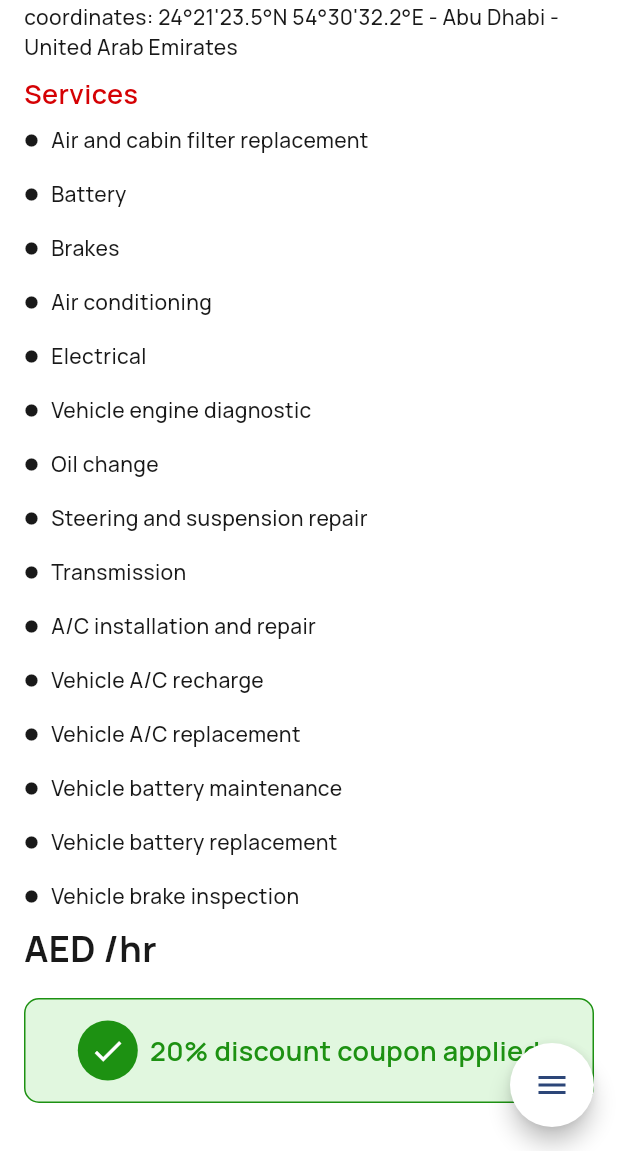
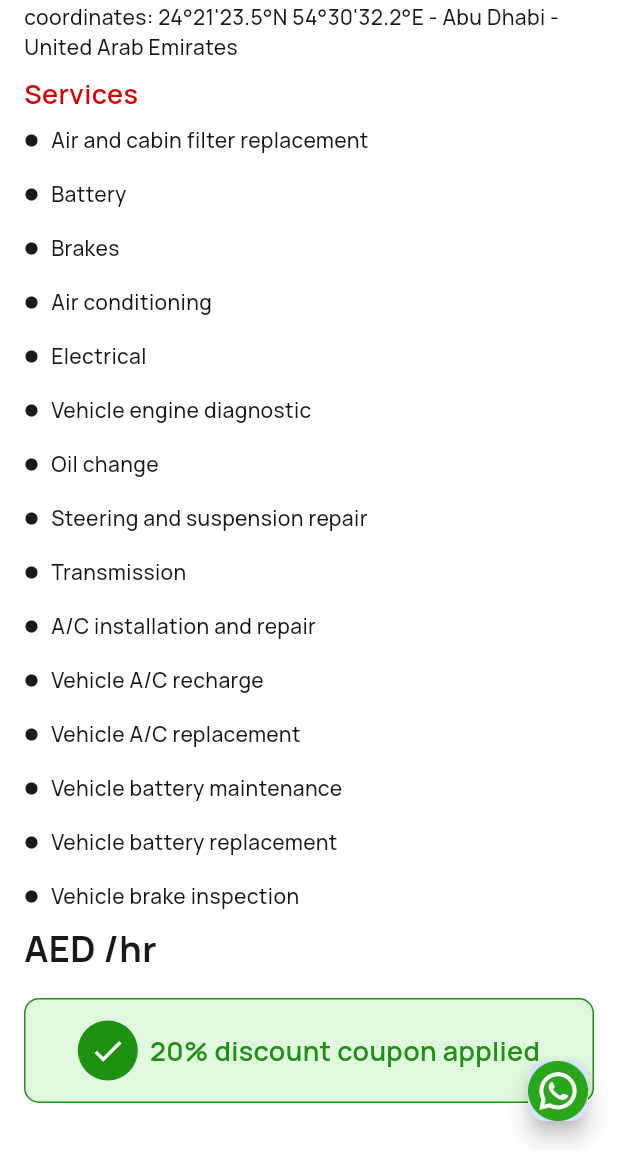
Before and after one commit to Tron-Technolegies/hand_car_app, a Flutter app: the ServiceDetailsPage screen opened directly with empty values, scrolled down 346 dp, on a phone screen of 412 x 824 dp, the part 85-1236 px from its top. Run offline on Flutter 3.47's test engine with Material 3 defaults, Android fonts, the phone set to English and light mode, and no system bars; drawn by our look-alikes of flutter_speed_dial; our stand-ins replace carousel_slider, fan_carousel_image_slider, flutter_hooks, flutter_otp_text_field, flutter_rating_bar, flutter_svg and 5 more; generated files the repository leaves out were written again; network calls fail; project files that could hold a hidden picture were left out.

Commit message:
Modifications In Service Page

```diff
--- a/lib/core/theme/extensions/typography_extention.dart
+++ b/lib/core/theme/extensions/typography_extention.dart
@@ -18,6 +18,7 @@ class TypographyExtention extends ThemeExtension<TypographyExtention> {
   final TextStyle bodyLargeMedium;
   final TextStyle caption;
   final TextStyle buttonTxt;
+  final TextStyle button2;
 
   TypographyExtention({
     required this.h1,
@@ -35,6 +36,7 @@ class TypographyExtention extends ThemeExtension<TypographyExtention> {
     required this.bodyLargeMedium,
     required this.caption,
     required this.buttonTxt,
+    required this.button2,
   });
 
   @override
@@ -55,6 +57,7 @@ class TypographyExtention extends ThemeExtension<TypographyExtention> {
     TextStyle? caption,
     TextStyle? buttonTxt,
     TextStyle? button2,
+
   }) {
     return TypographyExtention(
       h1: h1 ?? this.h1,
@@ -72,6 +75,7 @@ class TypographyExtention extends ThemeExtension<TypographyExtention> {
       bodyLargeMedium: bodyLargeMedium ?? this.bodyLargeMedium,
       caption: caption ?? this.caption,
       buttonTxt: buttonTxt ?? this.buttonTxt,
+      button2: button2 ?? this.button2,
     );
   }
 
@@ -101,6 +105,7 @@ class TypographyExtention extends ThemeExtension<TypographyExtention> {
           TextStyle.lerp(bodyLargeMedium, other.bodyLargeMedium, t)!,
       caption: TextStyle.lerp(caption, other.caption, t)!,
       buttonTxt: TextStyle.lerp(buttonTxt, other.buttonTxt, t)!,
+      button2: TextStyle.lerp(button2, other.button2, t)!,
     );
   }
 }
--- a/lib/core/theme/light_theme.dart
+++ b/lib/core/theme/light_theme.dart
@@ -103,6 +103,11 @@ final lightTheme = ThemeData(
             fontFamily: FontFamily.manrope,
             color: ColorPalette.black400,
             fontWeight: FontWeight.w400),
+        button2: TextStyle(
+            fontSize: 16,
+            fontFamily: FontFamily.manrope,
+            color: ColorPalette.black400,
+            fontWeight: FontWeight.w400),
       ),
       AppSpaceExtension.fromBaseSpace(8),
 
--- a/lib/features/Home/view/widgets/drawer_widget.dart
+++ b/lib/features/Home/view/widgets/drawer_widget.dart
@@ -22,7 +22,7 @@ class DrawerWidget extends StatelessWidget {
                 ),
               ),
               Text(
-                'Profile',
+                'Muhammed Risan',
                 style: TextStyle(
                   color: Colors.white,
                   fontSize: 24,
--- a/lib/features/SpareParts/view/pages/spares_page.dart
+++ b/lib/features/SpareParts/view/pages/spares_page.dart
@@ -11,7 +11,7 @@ import 'package:hand_car/gen/assets.gen.dart';
 final GlobalKey<ScaffoldState> _scaffoldKey = GlobalKey<ScaffoldState>();
 
 class SparesPage extends HookWidget {
-  static const String routeName = 'spares';
+  static const String routeName = '/spares';
   const SparesPage({super.key});
 
   @override
@@ -61,7 +61,7 @@ class SparesPage extends HookWidget {
               ),
               SizedBox(height: context.space.space_200),
               Image.asset(
-                Assets.images.warehouseFemale.path,
+                Assets.images.imgSpareScreen.path,
               ),
               SizedBox(height: context.space.space_200),
               const ProductSearchContainerWidget(),
--- a/lib/features/service/view/pages/service_details_page.dart
+++ b/lib/features/service/view/pages/service_details_page.dart
@@ -1,6 +1,6 @@
 import 'package:flutter/material.dart';
-import 'package:flutter_speed_dial/flutter_speed_dial.dart';
 import 'package:hand_car/core/extension/theme_extension.dart';
+import 'package:hand_car/core/utils/snackbar.dart';
 import 'package:hand_car/features/service/view/widgets/services_list_widget.dart';
 import 'package:hand_car/gen/assets.gen.dart';
 import 'package:url_launcher/url_launcher.dart';
@@ -42,16 +42,31 @@ class ServiceDetailsPage extends StatelessWidget {
   @override
   Widget build(BuildContext context) {
     // Function to make phone call
-Future<void> makePhoneCall(String phoneNumber) async {
-  final Uri launchUri = Uri(
-    scheme: 'tel',
-    path: phoneNumber,
-  );
+    // Future<void> makePhoneCall(String phoneNumber) async {
+    //   final Uri launchUri = Uri(
+    //     scheme: 'tel',
+    //     path: phoneNumber,
+    //   );
 
-  if (await canLaunchUrl(launchUri)) {
-    await launchUrl(launchUri);
+    //   if (await canLaunchUrl(launchUri)) {
+    //     await launchUrl(launchUri);
+    //   } else {
+    //     throw Exception('Could not launch $phoneNumber');
+    //   }
+    // }
+     Future<void> launchWhatsApp(
+
+    ) async {
+
+
+      final whatsappUrl = Uri.parse("https://wa.me/9895499872");
+
+      if (await canLaunchUrl(whatsappUrl)) {
+        await launchUrl(whatsappUrl, mode: LaunchMode.externalApplication);
       } else {
-    throw Exception('Could not launch $phoneNumber');
+        // Fallback if canLaunchUrl fails
+        SnackbarUtil.showsnackbar(
+            message: "Could not launch WhatsApp", showretry: true);
       }
     }
 
@@ -132,19 +147,22 @@ Future<void> makePhoneCall(String phoneNumber) async {
                       color: context.colors.green,
                     )),
                 child: Center(
-                child:
-                    Row(mainAxisAlignment: MainAxisAlignment.center, children: [
+                  child: Row(
+                      mainAxisAlignment: MainAxisAlignment.center,
+                      children: [
                         Container(
                           decoration: BoxDecoration(
-                      color: context.colors.green, // Background color
-                      shape: BoxShape.circle, // Circular shape
+                            color: context.colors.green,
+                            shape: BoxShape.circle,
                           ),
                           padding: EdgeInsets.all(
-                        context.space.space_100), // Space around the icon
+                              context.space.space_100),
                           child: Icon(
-                      Icons.check, // Checkmark icon
-                      color: Colors.white, // White color for the checkmark
-                      size: context.space.space_100 * 3, // Size of the icon
+                            Icons.check,
+                            color:
+                                Colors.white,
+                            size:
+                                context.space.space_100 * 3,
                           ),
                         ),
                         SizedBox(width: context.space.space_100),
@@ -157,36 +175,14 @@ Future<void> makePhoneCall(String phoneNumber) async {
                 ),
               ),
               SizedBox(height: context.space.space_200),
-            // Add other details similarly...
-            // ContactContainer(
-            //     title: "Whatsapp US", icon: Assets.icons.whatsapp.path),
-            // ContactContainer(title: "Call US", icon: Assets.icons.phone.path),
+
             ],
           ),
         ),
-      floatingActionButton: SpeedDial(
-        animatedIcon: AnimatedIcons.menu_close,
-        backgroundColor: context.colors.secondaryTxt,
-        children: [
-          SpeedDialChild(
-            child: Image.asset(Assets.icons.phone.path),
-            label: 'Call US',
-            onTap: () {
-              makePhoneCall('9895499872');
-            },
-          ),
-          SpeedDialChild(
-            child: Image.asset(Assets.icons.whatsapp.path),
-            label: 'Whatsapp US',
-            onTap: () {},
-          ),
-          SpeedDialChild(
-            child: Image.asset(Assets.icons.email.path),
-            label: 'Email US',
-            onTap: () {},
-          ),
-        ],
-      ),
-    );
+        floatingActionButton: FloatingActionButton.small(
+            child: Image.asset(Assets.icons.whatsapp.path) ,
+            onPressed: () {
+          launchWhatsApp();
+            }));
   }
 }
--- a/lib/features/service/view/pages/services_page.dart
+++ b/lib/features/service/view/pages/services_page.dart
@@ -47,7 +47,7 @@ class ServicesPage extends HookConsumerWidget {
         title: Text(
           "Our Services",
           style:
-              context.typography.h2.copyWith(color: context.colors.primaryTxt),
+              context.typography.h3.copyWith(color: context.colors.primaryTxt),
         ),
         centerTitle: true,
         actions: [
@@ -122,7 +122,7 @@ class ServicesPage extends HookConsumerWidget {
                     ),
                     itemCount: 5,
                     itemBuilder: (context, index) => PaintSolutionCard(
-                      image: Assets.images.imgPainting1.path,
+                      image: Assets.images.imgPainting.path,
                       title: 'ICON Rocklear',
                       title2: 'Paint Solution',
                       rating: '4.0',
```
Also changed, not shown: lib/features/Subscriptions/view/pages/subscription_page.dart (+11 -2 lines), lib/gen/assets.gen.dart (+10 -0 lines), assets/images/img_painting.png (added), assets/images/img_spare_screen.png (added), lib/core/controller/image_picker_controller.g.dart. Lines whose indentation alone changed are shown as unchanged.
